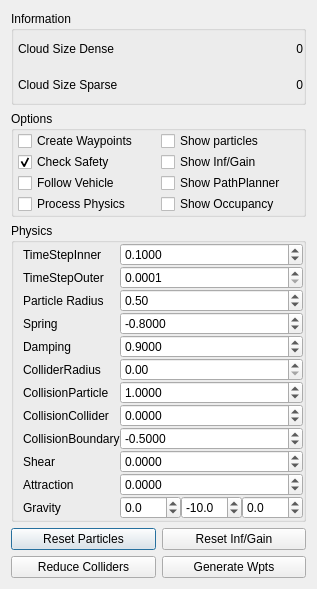
Old version of the form basestation/flightplannerparticlesdialog.ui in the repository wpfhtl/octocopter.
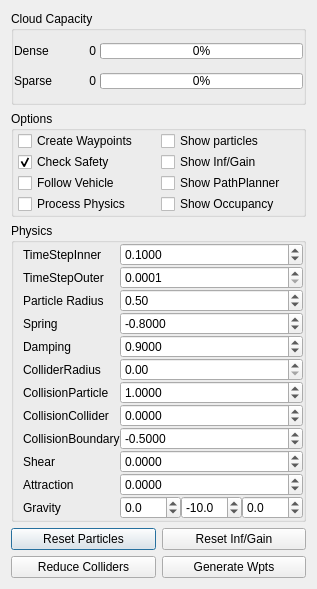
New version of the form.

Diff of the .ui file:
```diff
--- a/basestation/flightplannerparticlesdialog.ui
+++ b/basestation/flightplannerparticlesdialog.ui
@@ -23,11 +23,11 @@
    <item>
     <widget class="QGroupBox" name="groupBox">
      <property name="title">
-      <string>Information</string>
+      <string>Cloud Capacity</string>
      </property>
      <layout class="QGridLayout" name="gridLayout_4">
       <property name="leftMargin">
-       <number>4</number>
+       <number>0</number>
       </property>
       <property name="topMargin">
        <number>0</number>
@@ -38,18 +38,27 @@
       <property name="bottomMargin">
        <number>0</number>
       </property>
-      <property name="spacing">
-       <number>1</number>
+      <property name="horizontalSpacing">
+       <number>4</number>
+      </property>
+      <property name="verticalSpacing">
+       <number>2</number>
       </property>
       <item row="0" column="0">
        <widget class="QLabel" name="label_6">
         <property name="text">
-         <string>Cloud Size Dense</string>
+         <string>Dense</string>
         </property>
        </widget>
       </item>
       <item row="0" column="1">
        <widget class="QLabel" name="mLabelPointCloudSizeDense">
+        <property name="minimumSize">
+         <size>
+          <width>40</width>
+          <height>0</height>
+         </size>
+        </property>
         <property name="text">
          <string>0</string>
         </property>
@@ -58,15 +67,34 @@
         </property>
        </widget>
       </item>
+      <item row="0" column="2">
+       <widget class="QProgressBar" name="mProgressBarCloudDense">
+        <property name="maximumSize">
+         <size>
+          <width>16777215</width>
+          <height>16</height>
+         </size>
+        </property>
+        <property name="value">
+         <number>0</number>
+        </property>
+       </widget>
+      </item>
       <item row="1" column="0">
        <widget class="QLabel" name="label_7">
         <property name="text">
-         <string>Cloud Size Sparse</string>
+         <string>Sparse</string>
         </property>
        </widget>
       </item>
       <item row="1" column="1">
        <widget class="QLabel" name="mLabelPointCloudSizeSparse">
+        <property name="minimumSize">
+         <size>
+          <width>40</width>
+          <height>0</height>
+         </size>
+        </property>
         <property name="text">
          <string>0</string>
         </property>
@@ -75,6 +103,25 @@
         </property>
        </widget>
       </item>
+      <item row="1" column="2">
+       <widget class="QProgressBar" name="mProgressBarCloudSparse">
+        <property name="minimumSize">
+         <size>
+          <width>0</width>
+          <height>0</height>
+         </size>
+        </property>
+        <property name="maximumSize">
+         <size>
+          <width>16777215</width>
+          <height>16</height>
+         </size>
+        </property>
+        <property name="value">
+         <number>0</number>
+        </property>
+       </widget>
+      </item>
      </layout>
     </widget>
    </item>
```
